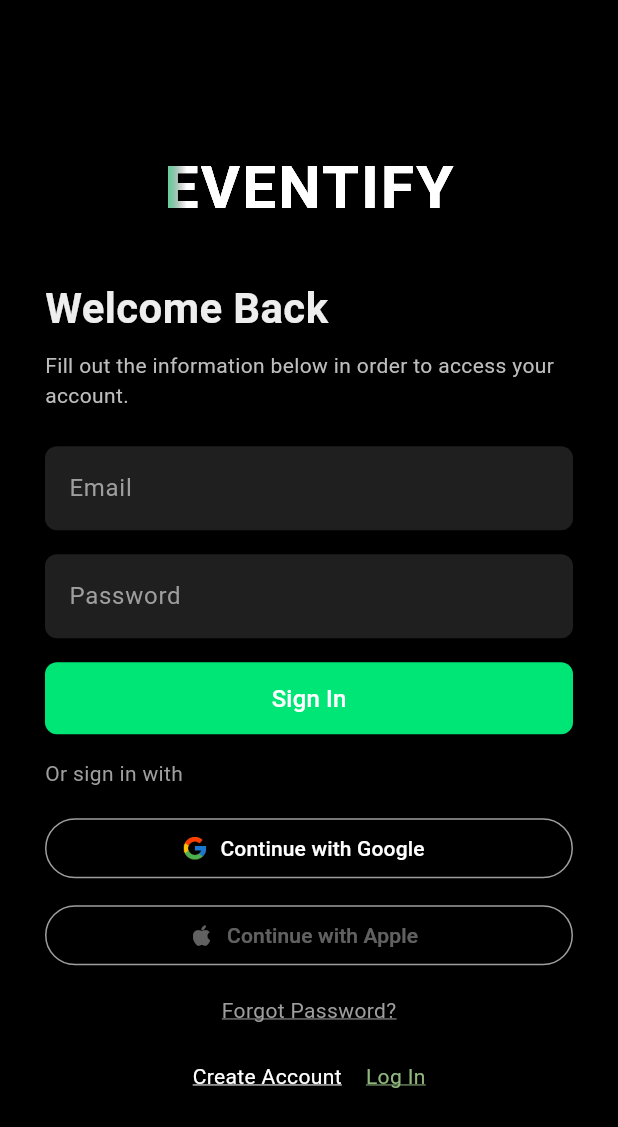
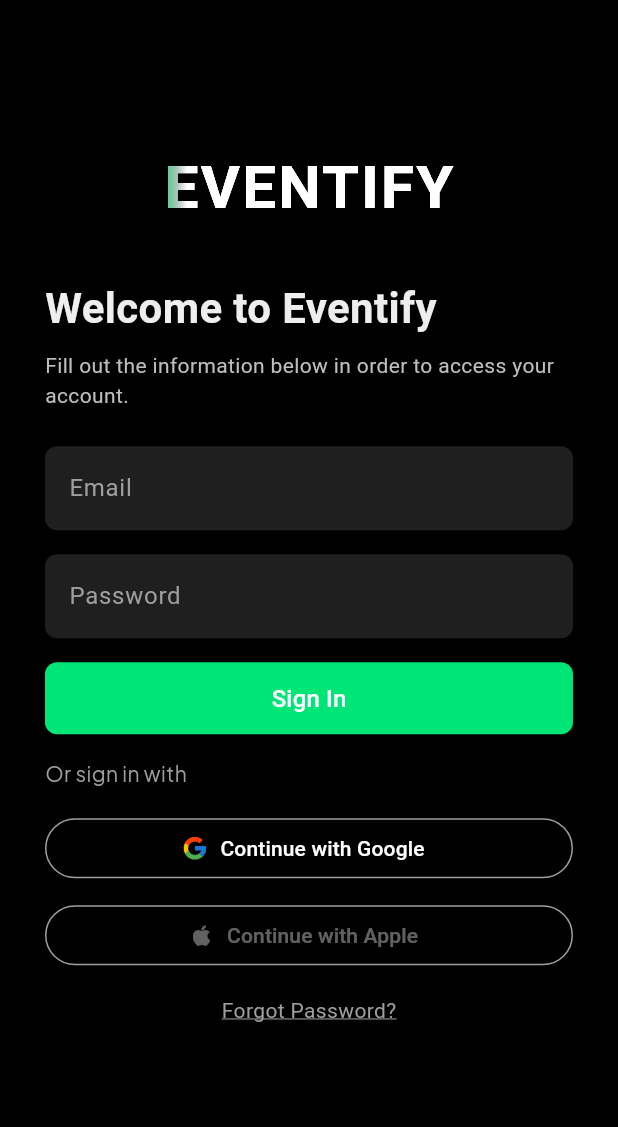
Before and after one commit to DavidMonteroCuesta/TFG-DAM_EVENTIFY, a Flutter app: the screen it shows after launch, on a phone screen of 412 x 824 dp. Shown: the top 1127 px of the screen. Run offline on Flutter 3.47's test engine with Material 3 defaults, Android fonts, the phone set to English and light mode, and no system bars; our stand-ins replace cloud_firestore, firebase_auth, firebase_core, get_it, google_fonts, google_sign_in; accounts and stored records are empty.

Commit message:
LIMITED ACCESS TO SIGN UP SCREEN

```diff
--- a/PROJECT/eventify/lib/auth/presentation/screen/sign_in_screen.dart
+++ b/PROJECT/eventify/lib/auth/presentation/screen/sign_in_screen.dart
@@ -1,4 +1,3 @@
-import 'package:eventify/auth/presentation/screen/sign_up_screen.dart';
 import 'package:eventify/auth/presentation/screen/widgets/auth_subtitle.dart';
 import 'package:eventify/auth/presentation/screen/widgets/auth_title.dart';
 import 'package:eventify/auth/presentation/screen/widgets/custom_text_field.dart';
@@ -10,6 +9,9 @@ import 'package:eventify/common/animations/ani_left_to_right.dart';
 import 'package:flutter/material.dart';
 import 'package:provider/provider.dart';
 import '../view_model/sign_in_view_model.dart';
+// Importa la clase abstracta TextStyles
+import 'package:eventify/common/theme/fonts/text_styles.dart';
+
 
 class SignInScreen extends StatefulWidget {
   const SignInScreen({super.key});
@@ -58,19 +60,25 @@ class _SignInScreenState extends SlideLeftToRightAnimationState<SignInScreen> {
     final signInViewModel = Provider.of<SignInViewModel>(context);
 
     return EventifyAuthLayout(
-      leftFooterText: 'Create Account',
-      rightFooterText: 'Log In',
-      onLeftFooterTap: () {
-        Navigator.pushReplacement(
-          context,
-          MaterialPageRoute(builder: (_) => SignUpScreen()),
-        );
-      },
-      onRightFooterTap: () {},
+      // Comentado para que el texto "Create Account" no aparezca en la pantalla
+      // leftFooterText: 'Create Account',
+      // Comentado para que el texto "Log In" no aparezca en la pantalla
+      // rightFooterText: 'Log In',
+      // Comentado para deshabilitar la navegación al tocar "Create Account"
+      // onLeftFooterTap: () {
+      //   Navigator.pushReplacement(
+      //     context,
+      //     MaterialPageRoute(builder: (_) => SignUpScreen()),
+      //   );
+      // },
+      // Comentado para deshabilitar cualquier acción al tocar "Log In"
+      // onRightFooterTap: () {},
+      leftFooterText: '',
+      rightFooterText: '',
       child: Column(
         crossAxisAlignment: CrossAxisAlignment.start,
         children: [
-          AuthTitle(text: 'Welcome Back'),
+          AuthTitle(text: 'Welcome to Eventify'),
           const SizedBox(height: 8),
           AuthSubtitle(
               text:
@@ -82,6 +90,9 @@ class _SignInScreenState extends SlideLeftToRightAnimationState<SignInScreen> {
             child: CustomTextField(
               hintText: 'Email',
               controller: _emailController,
+              // Aplica TextStyles.plusJakartaSansBody1 para el estilo del texto de entrada
+              textStyle: TextStyles.plusJakartaSansBody1,
+              // Aplica TextStyles.plusJakartaSansSubtitle2 para el estilo del hintText
             ),
           ),
           const SizedBox(height: 16),
@@ -92,6 +103,9 @@ class _SignInScreenState extends SlideLeftToRightAnimationState<SignInScreen> {
               hintText: 'Password',
               obscure: true,
               controller: _passwordController,
+              // Aplica TextStyles.plusJakartaSansBody1 para el estilo del texto de entrada
+              textStyle: TextStyles.plusJakartaSansBody1,
+              // Aplica TextStyles.plusJakartaSansSubtitle2 para el estilo del hintText
             ),
           ),
           const SizedBox(height: 16),
@@ -115,16 +129,15 @@ class _SignInScreenState extends SlideLeftToRightAnimationState<SignInScreen> {
               padding: const EdgeInsets.only(top: 8.0),
               child: Text(
                 signInViewModel.errorMessage!,
-                style: const TextStyle(color: Colors.red),
+                // Aplica TextStyles.plusJakartaSansBody1 o similar, ajustando el color
+                style: TextStyles.plusJakartaSansBody1.copyWith(color: Colors.red),
               ),
             ),
           const SizedBox(height: 16),
           Text(
             'Or sign in with',
-            style: TextStyle(
-              color: Colors.grey[500],
-              fontSize: 14,
-            ),
+            // Aplica TextStyles.plusJakartaSansBody2 o similar
+            style: TextStyles.plusJakartaSansBody2,
           ),
           const SizedBox(height: 16),
           const SocialSignInButtons(),
--- a/PROJECT/eventify/lib/auth/presentation/screen/widgets/custom_text_field.dart
+++ b/PROJECT/eventify/lib/auth/presentation/screen/widgets/custom_text_field.dart
@@ -9,7 +9,7 @@ class CustomTextField extends StatelessWidget {
     super.key,
     required this.hintText,
     this.obscure = false,
-    this.controller,
+    this.controller, required TextStyle textStyle,
   });
 
   @override
--- a/PROJECT/eventify/lib/auth/presentation/screen/widgets/social_sign_in_buttons.dart
+++ b/PROJECT/eventify/lib/auth/presentation/screen/widgets/social_sign_in_buttons.dart
@@ -23,7 +23,7 @@ class SocialSignInButtons extends StatelessWidget {
         SocialSignInButton(
           icon: const Icon(Icons.apple),
           text: 'Continue with Apple',
-          onPressed: null, // Implement Apple Sign-in similarly
+          onPressed: null,
         ),
       ],
     );
--- a/PROJECT/eventify/lib/calendar/presentation/screen/add_event_screen.dart
+++ b/PROJECT/eventify/lib/calendar/presentation/screen/add_event_screen.dart
@@ -65,8 +65,8 @@ class _AddEventScreenState extends State<AddEventScreen> {
     final DateTime? picked = await showDatePicker(
       context: context,
       initialDate: _selectedDate ?? DateTime.now(),
-      firstDate: DateTime(2023),
-      lastDate: DateTime(2026),
+      firstDate: DateTime(2000),
+      lastDate: DateTime(2100),
       builder: (BuildContext context, Widget? child) {
         return Theme(
           data: ThemeData.dark().copyWith(
--- a/PROJECT/eventify/lib/calendar/presentation/screen/widgets/header.dart
+++ b/PROJECT/eventify/lib/calendar/presentation/screen/widgets/header.dart
@@ -49,11 +49,11 @@ class _HeaderState extends State<Header> {
             children: [
               IconButton(
                 onPressed: _goToPreviousYear,
-                icon: const Icon(Icons.arrow_upward, color: Colors.white),
+                icon: const Icon(Icons.arrow_downward, color: Colors.white),
               ),
               IconButton(
                 onPressed: _goToNextYear,
-                icon: const Icon(Icons.arrow_downward, color: Colors.white),
+                icon: const Icon(Icons.arrow_upward, color: Colors.white),
               ),
             ],
           ),
@@ -62,7 +62,7 @@ class _HeaderState extends State<Header> {
               child: Padding(
                 padding: const EdgeInsets.symmetric(vertical: 16),
                 child: ShiningTextAnimation(
-                  text: '$_currentYear', // Muestra solo el año actual
+                  text: '$_currentYear',
                   style: TextStyles.urbanistBody1,
                 ),
               ),
```
Also changed, not shown: PROJECT/eventify/lib/auth/presentation/screen/sign_up_screen.dart (+23 -5 lines).
